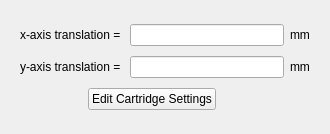
This is nicos_ess/loki/gui/ui_files/sample_changers/thermo_cell_holder_settings.ui in jfkcooper/nicos as Qt 5 draws it before an edit. The edited form follows.
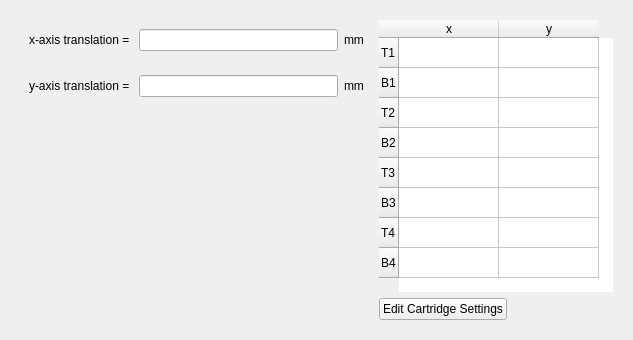
This is the edited form.

Commit message: Add main table to ui for first positions

```diff
--- a/nicos_ess/loki/gui/ui_files/sample_changers/thermo_cell_holder_settings.ui
+++ b/nicos_ess/loki/gui/ui_files/sample_changers/thermo_cell_holder_settings.ui
@@ -6,8 +6,8 @@
    <rect>
     <x>0</x>
     <y>0</y>
-    <width>330</width>
-    <height>134</height>
+    <width>633</width>
+    <height>286</height>
    </rect>
   </property>
   <property name="windowTitle">
@@ -24,41 +24,174 @@
      </property>
      <layout class="QGridLayout" name="gridLayout">
       <item row="0" column="0">
-       <widget class="QLabel" name="xTransLabel">
-        <property name="text">
-         <string>x-axis translation = </string>
+       <widget class="QFrame" name="frame">
+        <property name="sizePolicy">
+         <sizepolicy hsizetype="Minimum" vsizetype="Maximum">
+          <horstretch>0</horstretch>
+          <verstretch>0</verstretch>
+         </sizepolicy>
         </property>
+        <property name="frameShape">
+         <enum>QFrame::NoFrame</enum>
+        </property>
+        <property name="frameShadow">
+         <enum>QFrame::Raised</enum>
+        </property>
+        <layout class="QHBoxLayout" name="horizontalLayout">
+         <item>
+          <widget class="QLabel" name="xTransLabel">
+           <property name="text">
+            <string>x-axis translation = </string>
+           </property>
+          </widget>
+         </item>
+         <item>
+          <widget class="QLineEdit" name="xTrans"/>
+         </item>
+         <item>
+          <widget class="QLabel" name="label">
+           <property name="text">
+            <string>mm</string>
+           </property>
+          </widget>
+         </item>
+        </layout>
        </widget>
       </item>
-      <item row="0" column="1">
-       <widget class="QLineEdit" name="xTrans"/>
-      </item>
-      <item row="0" column="2">
-       <widget class="QLabel" name="label">
-        <property name="text">
-         <string>mm</string>
+      <item row="0" column="1" rowspan="3">
+       <widget class="QTableWidget" name="tableWidget">
+        <property name="sizePolicy">
+         <sizepolicy hsizetype="Fixed" vsizetype="Minimum">
+          <horstretch>0</horstretch>
+          <verstretch>0</verstretch>
+         </sizepolicy>
         </property>
+        <property name="frameShape">
+         <enum>QFrame::NoFrame</enum>
+        </property>
+        <property name="sizeAdjustPolicy">
+         <enum>QAbstractScrollArea::AdjustToContents</enum>
+        </property>
+        <property name="editTriggers">
+         <set>QAbstractItemView::NoEditTriggers</set>
+        </property>
+        <property name="selectionMode">
+         <enum>QAbstractItemView::ExtendedSelection</enum>
+        </property>
+        <property name="cornerButtonEnabled">
+         <bool>false</bool>
+        </property>
+        <attribute name="horizontalHeaderCascadingSectionResizes">
+         <bool>false</bool>
+        </attribute>
+        <row>
+         <property name="text">
+          <string>T1</string>
+         </property>
+        </row>
+        <row>
+         <property name="text">
+          <string>B1</string>
+         </property>
+        </row>
+        <row>
+         <property name="text">
+          <string>T2</string>
+         </property>
+        </row>
+        <row>
+         <property name="text">
+          <string>B2</string>
+         </property>
+        </row>
+        <row>
+         <property name="text">
+          <string>T3</string>
+         </property>
+        </row>
+        <row>
+         <property name="text">
+          <string>B3</string>
+         </property>
+        </row>
+        <row>
+         <property name="text">
+          <string>T4</string>
+         </property>
+        </row>
+        <row>
+         <property name="text">
+          <string>B4</string>
+         </property>
+        </row>
+        <column>
+         <property name="text">
+          <string>x</string>
+         </property>
+        </column>
+        <column>
+         <property name="text">
+          <string>y</string>
+         </property>
+        </column>
        </widget>
       </item>
       <item row="1" column="0">
-       <widget class="QLabel" name="yTransLabel">
-        <property name="text">
-         <string>y-axis translation = </string>
+       <widget class="QFrame" name="frame_2">
+        <property name="sizePolicy">
+         <sizepolicy hsizetype="Minimum" vsizetype="Maximum">
+          <horstretch>0</horstretch>
+          <verstretch>0</verstretch>
+         </sizepolicy>
         </property>
+        <property name="frameShape">
+         <enum>QFrame::NoFrame</enum>
+        </property>
+        <property name="frameShadow">
+         <enum>QFrame::Raised</enum>
+        </property>
+        <layout class="QHBoxLayout" name="horizontalLayout_2">
+         <item>
+          <widget class="QLabel" name="yTransLabel">
+           <property name="text">
+            <string>y-axis translation = </string>
+           </property>
+          </widget>
+         </item>
+         <item>
+          <widget class="QLineEdit" name="yTrans"/>
+         </item>
+         <item>
+          <widget class="QLabel" name="label2">
+           <property name="text">
+            <string>mm</string>
+           </property>
+          </widget>
+         </item>
+        </layout>
        </widget>
       </item>
-      <item row="1" column="1">
-       <widget class="QLineEdit" name="yTrans"/>
-      </item>
-      <item row="1" column="2">
-       <widget class="QLabel" name="label2">
-        <property name="text">
-         <string>mm</string>
+      <item row="2" column="0" rowspan="2">
+       <spacer name="verticalSpacer">
+        <property name="orientation">
+         <enum>Qt::Vertical</enum>
         </property>
-       </widget>
+        <property name="sizeHint" stdset="0">
+         <size>
+          <width>20</width>
+          <height>113</height>
+         </size>
+        </property>
+       </spacer>
       </item>
-      <item row="2" column="0" colspan="2" alignment="Qt::AlignHCenter">
+      <item row="3" column="1">
        <widget class="QPushButton" name="cartridgeSettings">
+        <property name="sizePolicy">
+         <sizepolicy hsizetype="Fixed" vsizetype="Fixed">
+          <horstretch>0</horstretch>
+          <verstretch>0</verstretch>
+         </sizepolicy>
+        </property>
         <property name="text">
          <string>Edit Cartridge Settings</string>
         </property>
```
The commit also changes 2 other files.
